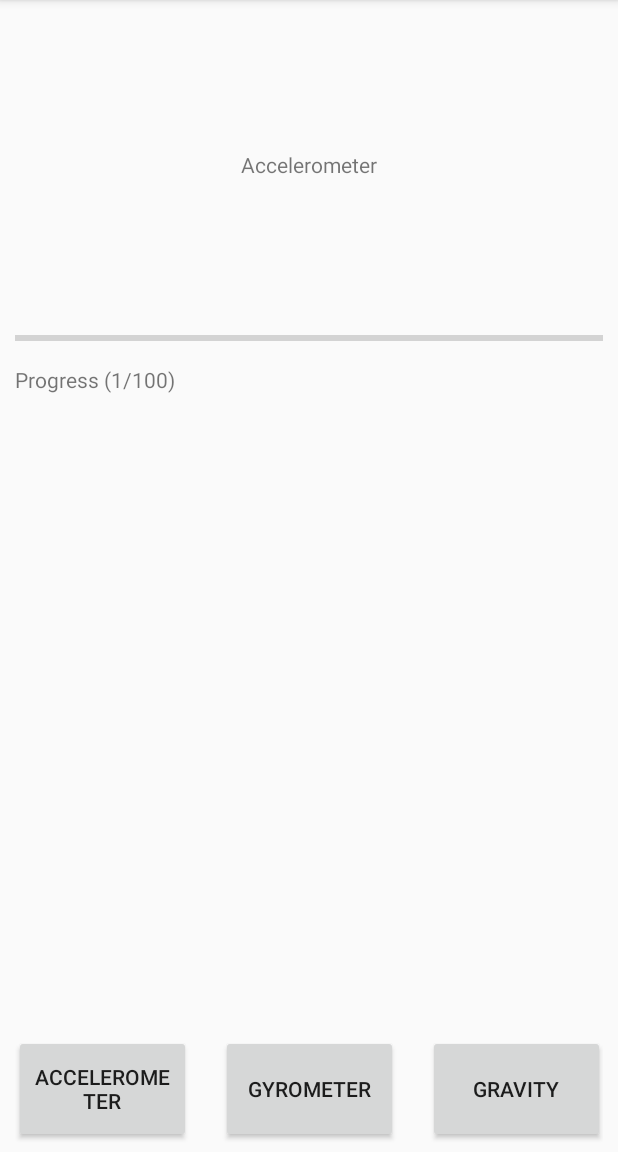
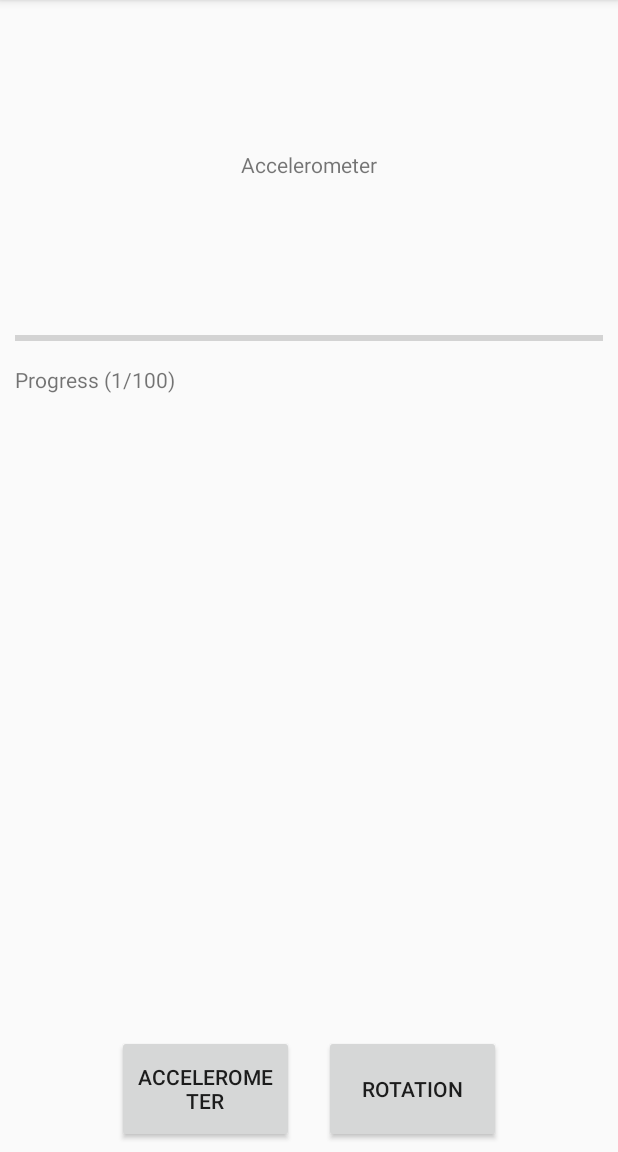
Before and after one commit to olesien/Mobilt_java23_Linus_Lindberg_Shakev4, an Android app: the screen it shows after launch (MainActivity), on a phone screen of 412 x 824 dp, the part 84-1236 px from its top. Run offline under Robolectric (Android 15) with nearby library versions, the light colour scheme and no system bars.

Commit message:
Trying to add rotation (with help of chatGPT)

```diff
--- a/app/src/main/AndroidManifest.xml
+++ b/app/src/main/AndroidManifest.xml
@@ -22,7 +22,7 @@
             </intent-filter>
         </activity>
         <activity
-            android:name=".GyroActivity"
+            android:name=".RotationActivity"
             android:exported="true">
             <intent-filter>
                 <action android:name="android.intent.action.VIEW" />
--- a/app/src/main/java/com/example/realproject/NavFragment.java
+++ b/app/src/main/java/com/example/realproject/NavFragment.java
@@ -19,7 +19,6 @@
         Context context = getContext();
         TextView acc = view.findViewById(R.id.acc);
         TextView gyro = view.findViewById(R.id.gyro);
-        TextView gravity = view.findViewById(R.id.gravity);
 
         acc.setOnClickListener(e -> {
             Log.i("LINUS", "clicked button 1");
@@ -28,12 +27,8 @@
 
         gyro.setOnClickListener(e -> {
             Log.i("LINUS2", "clicked button 2");
-            this.startActivity(new Intent(context, GyroActivity.class));
+            this.startActivity(new Intent(context, RotationActivity.class));
 
-        });
-
-        gravity.setOnClickListener(e -> {
-            Log.i("LINUS3", "clicked button 3");
         });
 
     }
--- a/app/src/main/res/layout/fragment_nav.xml
+++ b/app/src/main/res/layout/fragment_nav.xml
@@ -32,17 +32,7 @@
             android:id="@+id/gyro"
             android:layout_width="118dp"
             android:layout_height="72dp"
-            android:text="Gyrometer"
-            app:layout_constraintBottom_toBottomOf="parent"
-            app:layout_constraintLeft_toLeftOf="parent"
-            app:layout_constraintRight_toRightOf="parent"
-            android:layout_marginLeft="10dp"
-            android:layout_marginRight="10dp"/>
-        <Button
-            android:id="@+id/gravity"
-            android:layout_width="118dp"
-            android:layout_height="72dp"
-            android:text="Gravity"
+            android:text="Rotation"
             app:layout_constraintBottom_toBottomOf="parent"
             app:layout_constraintLeft_toLeftOf="parent"
             app:layout_constraintRight_toRightOf="parent"
```
Also changed, not shown: app/src/main/java/com/example/realproject/GyroActivity.java (deleted, +0 -89 lines), app/src/main/java/com/example/realproject/RotationActivity.java (added, +119 -0 lines), app/src/main/res/layout/activity_rotation.xml (renamed from app/src/main/res/layout/activity_gyro.xml, +9 -2 lines), app/src/main/res/drawable/phone.jpg (added).
